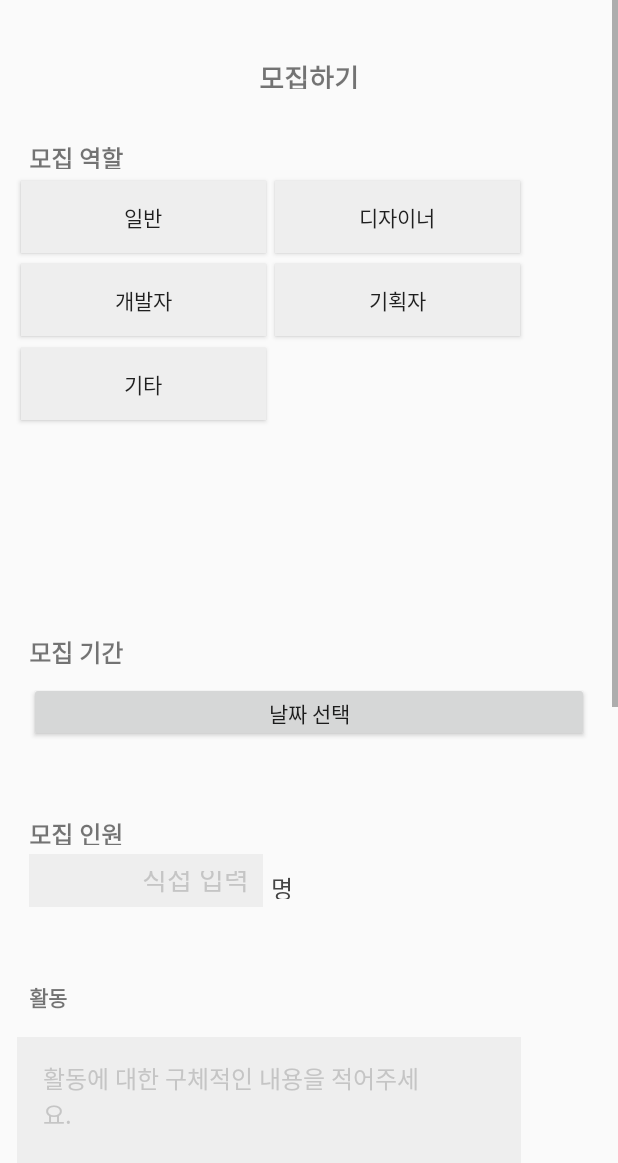
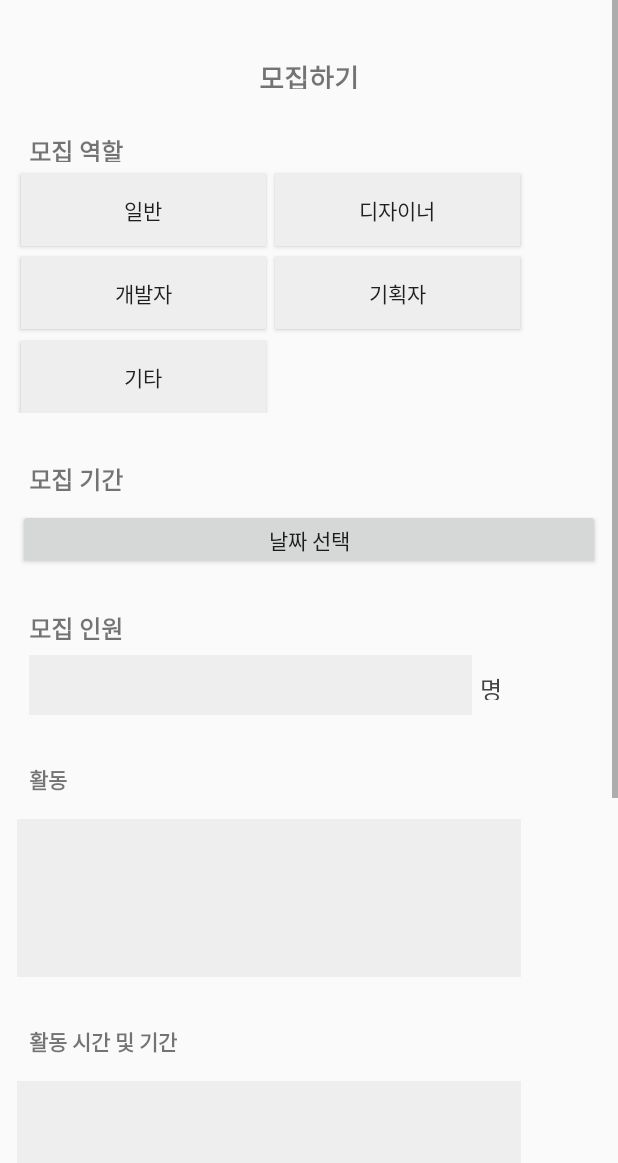
Before and after one commit to seong4862/project-cowalker-Android, an Android app: the InviteActivity screen opened directly, with no data from a screen before it, on a phone screen of 412 x 824 dp. Shown: the top 1163 px of the screen. Run offline under Robolectric (Android 15) with nearby library versions, the phone set to English and light mode, and no system bars.

Commit message:
Add Dynamic Edittext Complete!

```diff
--- a/app/src/main/AndroidManifest.xml
+++ b/app/src/main/AndroidManifest.xml
@@ -19,7 +19,8 @@
         </activity>
         <activity android:name=".ProjectCreateActivity" />
         <activity android:name=".InviteActivity" />
-        <activity android:name=".InviteSecondActivity"></activity>
+        <activity android:name=".InviteSecondActivity" />
+        <activity android:name=".testActivity"></activity>
     </application>
 
 </manifest>
--- a/app/src/main/java/com/jemcom/cowalker/InviteActivity.kt
+++ b/app/src/main/java/com/jemcom/cowalker/InviteActivity.kt
@@ -16,7 +16,7 @@ class InviteActivity : AppCompatActivity(), View.OnClickListener {
         super.onCreate(savedInstanceState)
         setContentView(R.layout.activity_invite)
 
-        //ㅇ
+        //
         val view = window.decorView
         if (Build.VERSION.SDK_INT >= Build.VERSION_CODES.M) {
             if (view != null) {
@@ -37,7 +37,8 @@ class InviteActivity : AppCompatActivity(), View.OnClickListener {
     override fun onClick(v: View) {
 
         // '방생성 버튼' 클릭 시 '방생성 액티비티' 호출
-        val intent = Intent(applicationContext, InviteSecondActivity::class.java)
+        //val intent = Intent(applicationContext, InviteSecondActivity::class.java)
+        val intent = Intent(applicationContext, testActivity::class.java)
         startActivity(intent)
 
 
--- a/app/src/main/res/layout/activity_create.xml
+++ b/app/src/main/res/layout/activity_create.xml
@@ -1,4 +1,5 @@
 <?xml version="1.0" encoding="utf-8"?>
+
 <ScrollView
     xmlns:android="http://schemas.android.com/apk/res/android"
     android:layout_width="match_parent"
@@ -8,6 +9,8 @@
     <LinearLayout
         android:layout_width="match_parent"
         android:layout_height="match_parent"
+        android:focusable="true"
+        android:focusableInTouchMode="true"
         android:orientation="vertical">
 
     <LinearLayout
--- a/app/src/main/res/layout/activity_invite.xml
+++ b/app/src/main/res/layout/activity_invite.xml
@@ -9,6 +9,8 @@
     <LinearLayout
         android:layout_width="match_parent"
         android:layout_height="match_parent"
+        android:focusable="true"
+        android:focusableInTouchMode="true"
         android:orientation="vertical">
 
     <TextView
@@ -23,7 +25,7 @@
     <TextView
         android:layout_width="wrap_content"
         android:layout_height="19dp"
-        android:layout_marginTop="34dp"
+        android:layout_marginTop="29dp"
         android:textSize="16sp"
         android:text="모집 역할"
         android:layout_marginLeft="19dp"
@@ -33,7 +35,7 @@
 
     <GridLayout
         android:layout_width="match_parent"
-        android:layout_height="278dp"
+        android:layout_height="167dp"
         android:columnCount="2"
         android:rowCount="5"
         android:orientation="horizontal">
@@ -54,7 +56,8 @@
             android:layout_marginRight="14dp"
             android:text="디자이너"/>
 
-        <Button android:text="개발자"
+        <Button
+            android:text="개발자"
             android:layout_width="163dp"
             android:layout_height="48dp"
             android:layout_marginTop="7dp"
@@ -70,7 +73,8 @@
             android:layout_marginRight="14dp"
             />
 
-        <Button android:text="기타"
+        <Button
+            android:text="기타"
             android:layout_width="163dp"
             android:layout_height="48dp"
             android:layout_marginTop="8dp"
@@ -96,13 +100,13 @@
             android:layout_height="40dp"
             android:text="날짜 선택"
             android:layout_marginTop="8dp"
-            android:layout_marginLeft="19dp"
-            android:layout_marginRight="19dp"/>
+            android:layout_marginLeft="12dp"
+            android:layout_marginRight="12dp"/>
 
         <TextView
             android:layout_width="wrap_content"
-            android:layout_height="19dp"
-            android:layout_marginTop="49dp"
+            android:layout_height="24dp"
+            android:layout_marginTop="27dp"
             android:textSize="16sp"
             android:text="모집 인원"
             android:layout_marginLeft="19dp"
@@ -111,21 +115,19 @@
 
         <RelativeLayout
             android:layout_width="match_parent"
-            android:layout_height="41dp"
+            android:layout_height="46dp"
             android:orientation="horizontal">
 
             <EditText
                 android:id="@+id/invite_number_edit"
-                android:layout_width="156dp"
-                android:layout_height="35dp"
+                android:layout_width="295dp"
+                android:layout_height="40dp"
                 android:layout_marginTop="6dp"
                 android:layout_marginLeft="19dp"
-                android:hint="직접 입력"
                 android:gravity="right"
                 android:paddingTop="11dp"
                 android:paddingRight="9dp"
                 android:paddingBottom="5dp"
-                android:textColorHint="#c5c5c5"
                 android:background="#eeeeee"
                 />
 
@@ -135,7 +137,7 @@
                 android:text="명"
                 android:layout_toRightOf="@+id/invite_number_edit"
                 android:layout_alignBottom="@+id/invite_number_edit"
-                android:layout_marginBottom="5dp"
+                android:layout_marginBottom="10dp"
                 android:layout_marginLeft="5dp"
                 android:textSize="16sp"
                 android:textColor="#444444"
@@ -148,19 +150,17 @@
             android:layout_height="24dp"
             android:text="활동"
             android:textStyle="bold"
-            android:layout_marginTop="49dp"
+            android:layout_marginTop="32dp"
             android:layout_marginLeft="19dp"
             />
 
         <EditText
             android:layout_width="336dp"
             android:layout_height="105dp"
-            android:hint="활동에 대한 구체적인 내용을 적어주세요."
             android:gravity="top"
             android:background="#eeeeee"
-            android:textColorHint="#c5c5c5"
             android:textSize="16sp"
-            android:paddingTop="15dp"
+            android:paddingTop="13dp"
             android:paddingLeft="17dp"
             android:paddingRight="66dp"
             android:layout_marginTop="13dp"
@@ -173,17 +173,15 @@
             android:layout_height="24dp"
             android:text="활동 시간 및 기간"
             android:textStyle="bold"
-            android:layout_marginTop="49dp"
+            android:layout_marginTop="32dp"
             android:layout_marginLeft="19dp"
             />
 
         <EditText
             android:layout_width="336dp"
             android:layout_height="105dp"
-            android:hint="활동 시간 및 기간에 대한 구체적인 내용을 적어주세요."
             android:gravity="top"
             android:background="#eeeeee"
-            android:textColorHint="#c5c5c5"
             android:textSize="16sp"
             android:paddingTop="14dp"
             android:paddingLeft="13dp"
@@ -204,10 +202,8 @@
         <EditText
             android:layout_width="336dp"
             android:layout_height="105dp"
-            android:hint="혜택 및 보상에 대한 구체적인 내용을 적어주세요."
             android:gravity="top"
             android:background="#eeeeee"
-            android:textColorHint="#c5c5c5"
             android:textSize="16sp"
             android:paddingTop="15dp"
             android:paddingLeft="13dp"
@@ -219,7 +215,7 @@
         <TextView
             android:layout_width="wrap_content"
             android:layout_height="24dp"
-            android:text="위치"
+            android:text="활동 위치 (상세주소)"
             android:textStyle="bold"
             android:layout_marginTop="49dp"
             android:layout_marginLeft="19dp"
@@ -227,13 +223,11 @@
 
         <EditText
             android:layout_width="336dp"
-            android:layout_height="35dp"
-            android:hint="위치를 상세히 적어주세요."
+            android:layout_height="40dp"
             android:paddingLeft="13dp"
             android:paddingTop="11dp"
             android:paddingBottom="5dp"
             android:gravity="top"
-            android:textColorHint="#c5c5c5"
             android:textSize="16sp"
             android:background="#eeeeee"
             android:layout_marginTop="13dp"
@@ -245,7 +239,7 @@
             android:id="@+id/create_second_btn"
             android:layout_width="268dp"
             android:layout_height="54dp"
-            android:layout_marginTop="51dp"
+            android:layout_marginTop="46dp"
             android:layout_marginBottom="32dp"
             android:text="완료"
             android:textStyle="bold"
--- a/app/src/main/res/layout/activity_invite_second.xml
+++ b/app/src/main/res/layout/activity_invite_second.xml
@@ -9,6 +9,8 @@
     <LinearLayout
         android:layout_width="match_parent"
         android:layout_height="match_parent"
+        android:focusable="true"
+        android:focusableInTouchMode="true"
         android:orientation="vertical">
 
         <TextView
--- a/app/src/main/res/values/colors.xml
+++ b/app/src/main/res/values/colors.xml
@@ -5,4 +5,5 @@
     <color name="colorAccent">#FF4081</color>
     <color name="selectedBackground">#64DFFF</color>
     <color name="colorinfo">#c5c5c5</color>
+    <color name="colorBackground">#eeeeee</color>
 </resources>
```
